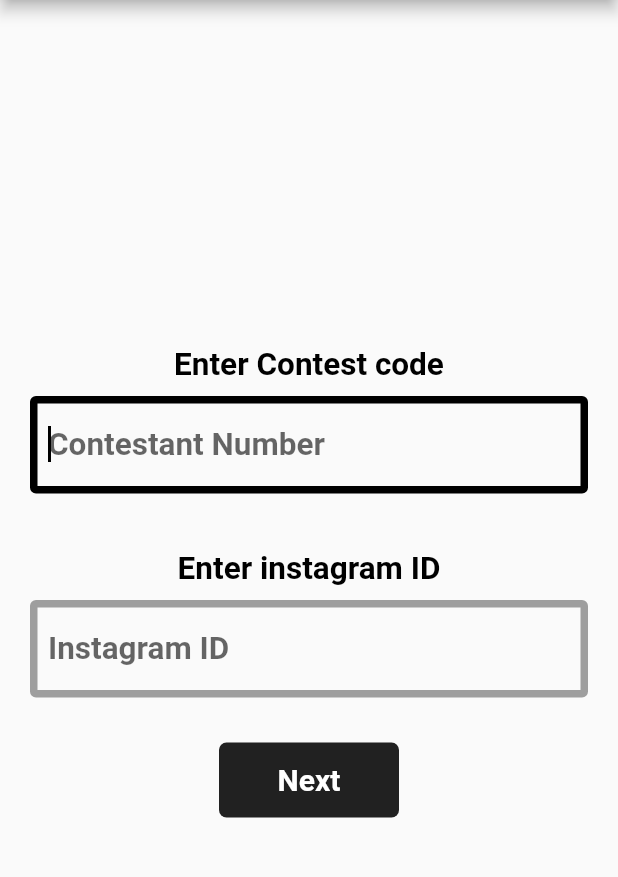
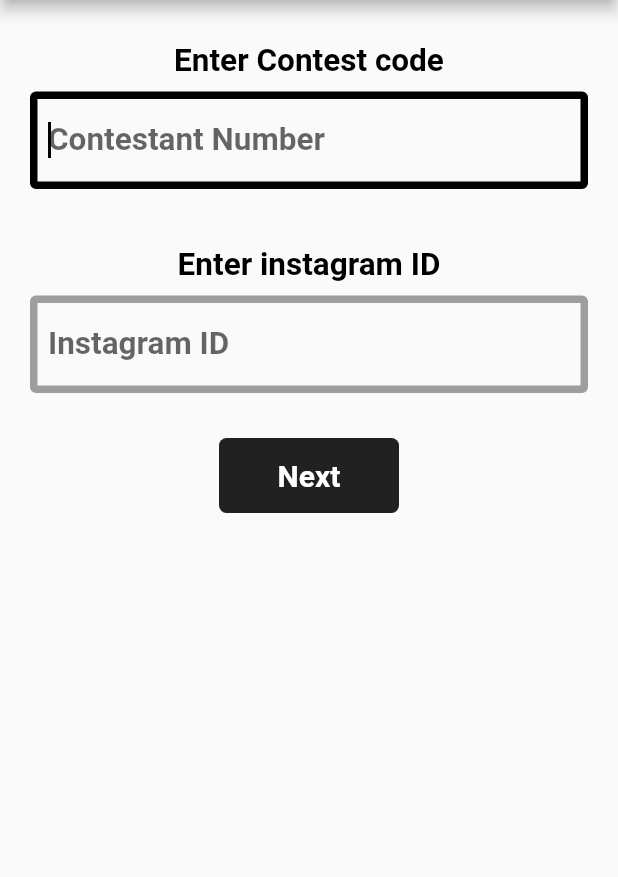
Before and after one commit to sri1sri/project_insta, a Flutter app: the screen it shows after launch, on a phone screen of 412 x 824 dp, the part 84-961 px from its top. Run offline on Flutter 3.47's test engine with Material 2 defaults, Android fonts, the phone set to English and light mode, and no system bars; our stand-ins replace cloud_firestore, firebase_auth, firebase_storage, flutter_offline, image_gallery_saver, image_picker and 1 more; missing offline and left inert: firebase_admob; accounts and stored records are empty; Roboto replaces fonts that are missing (BalooBhaina2).

Commit message:
first commit

```diff
--- a/lib/screens/add_details_page.dart
+++ b/lib/screens/add_details_page.dart
@@ -115,7 +115,8 @@ class _F_AddDetailsState extends State<F_AddDetails> {
   Widget _buildContent(BuildContext context) {
     return  TransparentLoading(
         loading: isLoading,
-        child:  Form(
+        child:  SingleChildScrollView(
+          child: Form(
             key: _formKey,
             child: Padding(
               padding: const EdgeInsets.all(20.0),
@@ -224,6 +225,7 @@ class _F_AddDetailsState extends State<F_AddDetails> {
               ),
             ),
           ),
+        ),
     );
   }
 }
--- a/pubspec.yaml
+++ b/pubspec.yaml
@@ -36,9 +36,8 @@ dependencies:
   image_picker: ^0.6.5
   image_gallery_saver: ^1.2.2
   screenshot: ^0.1.1
-  permission_handler: ^5.0.0+hotfix.3
   auto_size_text: ^2.1.0
-#  firebase_admob: 0.9.3+2
+  firebase_admob: 0.9.3+2
 
 
 dev_dependencies:
```
Also changed, not shown: pubspec.lock, 1 other file. Lines whose indentation alone changed are shown as unchanged.
